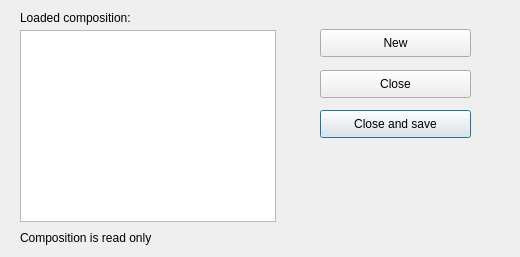
First picture: the form in dlg_currentComposition.ui, repository LESPROJEKT/qgis-layman-plugin, before the edit.
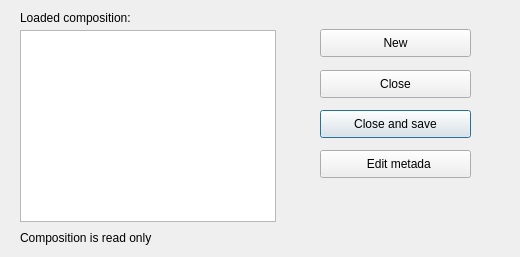
Second picture: the form after the edit.

The edit to the form file:
```diff
--- a/dlg_currentComposition.ui
+++ b/dlg_currentComposition.ui
@@ -116,6 +116,19 @@
     <string>Composition is read only</string>
    </property>
   </widget>
+  <widget class="QPushButton" name="pushButton_editMeta">
+   <property name="geometry">
+    <rect>
+     <x>320</x>
+     <y>150</y>
+     <width>151</width>
+     <height>28</height>
+    </rect>
+   </property>
+   <property name="text">
+    <string>  Edit metada</string>
+   </property>
+  </widget>
  </widget>
  <resources/>
  <connections/>
```
